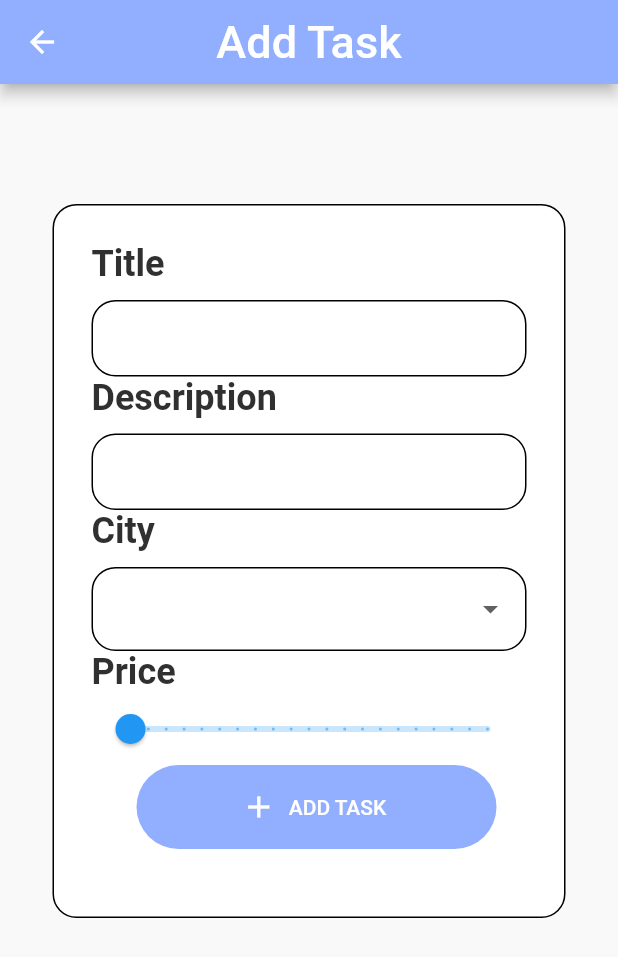
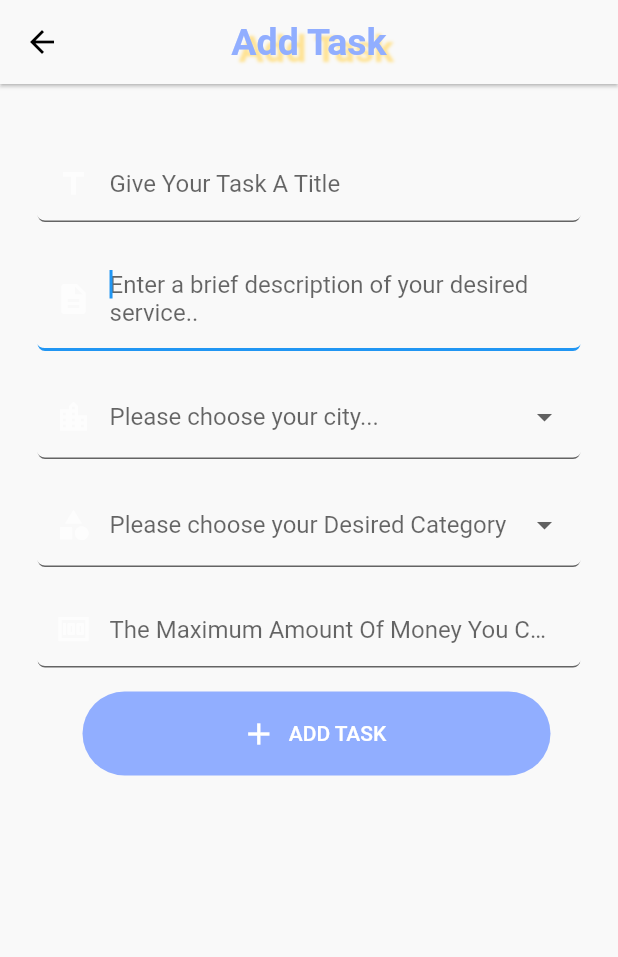
Before and after one commit to fearschism/OUN, a Flutter app: the ServiceRequestPageWidget screen opened directly, after a tap on "Add Task", on a phone screen of 412 x 824 dp. Shown: the top 957 px of the screen. Run offline on Flutter 3.47's test engine with Material 2 defaults, Android fonts, the phone set to English and light mode, and no system bars; our stand-ins replace auto_size_text, cloud_firestore, email_validator, firebase_auth, firebase_core, flutter_bloc and 11 more; missing offline and left inert: dart:html, dart:js_util, profile; accounts and stored records are empty; network calls fail; Roboto replaces fonts that are missing (NatoSansKhmer); key blocks and very long unbroken strings in the code were emptied for the run.

Commit message:
Add Task Page redesign + UI improvements.

```diff
--- a/lib/profile/pages/profile_page.dart
+++ b/lib/profile/pages/profile_page.dart
@@ -32,18 +32,29 @@ class _ProfilePageState extends State<ProfilePage> {
       body: Column(
         children: [
           AppBar(
-            backgroundColor: kPrimaryColor,
+            backgroundColor: kPrimaryLightColor,
+            elevation: 1,
             title: Padding(
                 padding: EdgeInsets.only(bottom: 5),
                 child: Text(
                   'Profile',
                   style: TextStyle(
-                    fontSize: 30,
+                    shadows: <Shadow>[
+                      Shadow(
+                        offset: Offset(5.0, 5.0),
+                        blurRadius: 2.0,
+                        color: ButtonsColors,
+                      ),
+                    ],
+                    color: kPrimaryColor,
+                    fontSize: 25,
                     fontWeight: FontWeight.w900,
                   ),
                 )),
           ),
-          Divider(),
+          const SizedBox(
+            height: defaultPadding,
+          ),
           InkWell(
               onTap: () {
                 navigateSecondPage(EditImagePage());
@@ -93,7 +104,10 @@ class _ProfilePageState extends State<ProfilePage> {
           Padding(
               padding: EdgeInsets.only(bottom: 20, left: 100, right: 100),
               child: ElevatedButton.icon(
-                label: Text('LOGOUT'),
+                label: Text(
+                  'LOGOUT',
+                  style: TextStyle(color: Colors.black),
+                ),
                 onPressed: () {
                   FirebaseAuth.instance.signOut();
 
@@ -104,7 +118,13 @@ class _ProfilePageState extends State<ProfilePage> {
                     (Route<dynamic> route) => false,
                   );
                 },
-                icon: Icon(Icons.exit_to_app),
+                style: ButtonStyle(
+                    backgroundColor:
+                        MaterialStateProperty.all<Color>(ButtonsColors)),
+                icon: Icon(
+                  Icons.exit_to_app,
+                  color: Colors.black,
+                ),
               ))
         ],
       ),
--- a/lib/src/view/screen/NewTask.dart
+++ b/lib/src/view/screen/NewTask.dart
@@ -2,6 +2,7 @@ import 'dart:html';
 
 import 'package:flutter/material.dart';
 import 'package:flutter_auth/constants.dart';
+import 'package:flutter_auth/core/app_style.dart';
 import 'package:flutter_bloc/flutter_bloc.dart';
 import 'package:intl/intl.dart';
 import '../../../common/kimber_theme.dart';
@@ -35,34 +36,42 @@ class _AddTaskState extends State<AddTask> {
 
     return Scaffold(
       appBar: AppBar(
+        iconTheme: IconThemeData(
+          color: Colors.black, // <-- SEE HERE
+        ),
         centerTitle: true,
-        backgroundColor: kPrimaryColor,
+        backgroundColor: kPrimaryLightColor,
+        elevation: 1,
         title: Text(
           'Add Task',
-          style: TextStyle(color: Colors.white, fontSize: 30),
+          style: TextStyle(
+            color: kPrimaryColor,
+            fontSize: 25,
+            fontWeight: FontWeight.bold,
+            shadows: <Shadow>[
+              Shadow(
+                offset: Offset(5.0, 5.0),
+                blurRadius: 2.0,
+                color: ButtonsColors,
+              ),
+            ],
+          ),
         ),
       ),
       backgroundColor: kPrimaryLightColor,
       body: SingleChildScrollView(
         child: Container(
-          margin: EdgeInsets.symmetric(vertical: 80, horizontal: 35),
-          child: Container(
           alignment: Alignment.center,
           decoration: BoxDecoration(
-              color: Colors.white,
-              borderRadius: BorderRadius.circular(16),
-              border: Border.all(color: Colors.black),
+            color: kPrimaryLightColor,
+            borderRadius: BorderRadius.circular(5),
           ),
           padding: EdgeInsets.all(25.0),
           child: Column(
             crossAxisAlignment: CrossAxisAlignment.start,
             children: [
-                Text(
-                  'Title',
-                  style: KimberTheme.title1,
-                ),
               const SizedBox(
-                  height: 10,
+                height: defaultPadding,
               ),
               TextFormField(
                   validator: ((value) {
@@ -73,47 +82,48 @@ class _AddTaskState extends State<AddTask> {
                     }
                   }),
                   decoration: InputDecoration(
-                      fillColor: Colors.white,
-                      enabledBorder: OutlineInputBorder(
-                          borderRadius: BorderRadius.circular(16),
-                          borderSide:
-                              BorderSide(width: 1, color: Colors.black))),
-                ),
-                Text('Description', style: KimberTheme.title1),
+                      prefixIcon: Icon(Icons.title),
+                      prefixIconColor: Colors.white70,
+                      fillColor: kPrimaryLightColor,
+                      border: textFieldStyle,
+                      hintText: "Give Your Task A Title")),
               const SizedBox(
-                  height: 10,
+                height: defaultPadding,
               ),
               TextFormField(
                 validator: ((value) {
                   if (value!.isEmpty) {
-                      return 'Please enter a Description';
+                    return 'Please Fill The Description';
                   } else {
                     return null;
                   }
                 }),
+                autofocus: true,
+                autocorrect: false,
+                keyboardType: TextInputType.multiline,
+                minLines: 1,
+                maxLines: 8,
                 decoration: InputDecoration(
-                      fillColor: Colors.white,
-                      enabledBorder: OutlineInputBorder(
-                          borderRadius: BorderRadius.circular(16),
-                          borderSide:
-                              BorderSide(width: 1, color: Colors.black))),
-                ),
-                Text(
-                  'City',
-                  style: KimberTheme.title1,
+                    prefixIcon: Icon(Icons.description),
+                    prefixIconColor: Colors.white70,
+                    fillColor: kPrimaryLightColor,
+                    border: textFieldStyle,
+                    hintText:
+                        "Enter a brief description of your desired service..",
+                    hintStyle: TextStyle()),
               ),
               const SizedBox(
-                  height: 10,
+                height: defaultPadding,
               ),
               DropdownButtonFormField<String>(
                 decoration: InputDecoration(
-                      fillColor: Colors.white,
-                      enabledBorder: OutlineInputBorder(
-                          borderRadius: BorderRadius.circular(16),
-                          borderSide:
-                              BorderSide(width: 1, color: Colors.black))),
-                  items: <String>['Riyadh', 'Jeddah', 'Dammam']
-                      .map((String value) {
+                    prefixIcon: Icon(Icons.location_city),
+                    prefixIconColor: Colors.white70,
+                    fillColor: kPrimaryLightColor,
+                    border: textFieldStyle,
+                    hintText: "Please choose your city..."),
+                items:
+                    <String>['Riyadh', 'Jeddah', 'Dammam'].map((String value) {
                   return DropdownMenuItem<String>(
                     value: value,
                     child: Text(value),
@@ -121,23 +131,51 @@ class _AddTaskState extends State<AddTask> {
                 }).toList(),
                 onChanged: (_) {},
               ),
-                Text(
-                  'Price',
-                  style: KimberTheme.title1,
+              const SizedBox(
+                height: defaultPadding,
               ),
-                Slider(
-                  value: _currentSliderValue,
-                  max: 1000,
-                  divisions: 20,
-                  label: _currentSliderValue.round().toString(),
-                  onChanged: (double value) {
-                    setState(() {
-                      _currentSliderValue = value;
-                    });
-                  },
-                  onChangeEnd: (value) {
-                    //firebase to save value
-                  },
+              DropdownButtonFormField<String>(
+                decoration: InputDecoration(
+                    prefixIcon: Icon(Icons.category),
+                    prefixIconColor: Colors.white70,
+                    fillColor: kPrimaryLightColor,
+                    border: textFieldStyle,
+                    hintText: "Please choose your Desired Category"),
+                items: <String>[
+                  'maintenance',
+                  'Food',
+                  'Errands',
+                  'Construction',
+                  'Computers and IT',
+                  'Transport',
+                  'Other Tasks'
+                ].map((String value) {
+                  return DropdownMenuItem<String>(
+                    value: value,
+                    child: Text(value),
+                  );
+                }).toList(),
+                onChanged: (_) {},
+              ),
+              const SizedBox(
+                height: defaultPadding,
+              ),
+              TextFormField(
+                  validator: ((value) {
+                    if (value!.isEmpty) {
+                      return 'The Maximum Amount Of Money You Can Pay...';
+                    } else {
+                      return null;
+                    }
+                  }),
+                  decoration: InputDecoration(
+                      prefixIcon: Icon(Icons.money),
+                      prefixIconColor: Colors.white70,
+                      fillColor: kPrimaryLightColor,
+                      border: textFieldStyle,
+                      hintText: "The Maximum Amount Of Money You Can Pay...")),
+              const SizedBox(
+                height: defaultPadding,
               ),
               Center(
                   child: Padding(
@@ -153,7 +191,6 @@ class _AddTaskState extends State<AddTask> {
           ),
         ),
       ),
-      ),
     );
   }
 }
--- a/lib/src/view/screen/cart_screen.dart
+++ b/lib/src/view/screen/cart_screen.dart
@@ -28,14 +28,25 @@ class _ServiceRequestPageWidgetState extends State<ServiceRequestPageWidget> {
     return Scaffold(
       key: scaffoldKey,
       appBar: AppBar(
-        backgroundColor: kPrimaryColor,
+        backgroundColor: kPrimaryLightColor,
         automaticallyImplyLeading: false,
         actions: [],
         centerTitle: true,
-        elevation: 0,
+        elevation: 1,
         title: Text(
           'Tasks',
-          style: TextStyle(color: Colors.white, fontSize: 30),
+          style: TextStyle(
+            color: kPrimaryColor,
+            fontSize: 25,
+            fontWeight: FontWeight.bold,
+            shadows: <Shadow>[
+              Shadow(
+                offset: Offset(5.0, 5.0),
+                blurRadius: 2.0,
+                color: ButtonsColors,
+              ),
+            ],
+          ),
         ),
       ),
       floatingActionButton: FloatingActionButton.extended(
--- a/lib/src/view/screen/home_screen.dart
+++ b/lib/src/view/screen/home_screen.dart
@@ -29,7 +29,7 @@ class HomeScreen extends StatelessWidget {
       bottomNavigationBar: Obx(
         () {
           return BottomNavigationBar(
-            backgroundColor: kPrimaryColor,
+            backgroundColor: kPrimaryColor.withOpacity(0.75),
             unselectedItemColor: Color.fromARGB(255, 99, 99, 99),
             currentIndex: controller.currentBottomNavItemIndex.value,
             showUnselectedLabels: true,
--- a/lib/src/view/screen/office_furniture_list_screen.dart
+++ b/lib/src/view/screen/office_furniture_list_screen.dart
@@ -47,11 +47,12 @@ class OfficeFurnitureListScreen extends StatelessWidget {
                             return Text(
                               "Hello, " +
                                   username.toString() +
-                                  " 🧡"
+                                  " <3"
                                       "\n Welcome to Oun",
                               style: const TextStyle(
                                 fontWeight: FontWeight.bold,
                                 fontSize: 25,
+                                color: Color.fromARGB(255, 114, 147, 244),
                                 shadows: <Shadow>[
                                   Shadow(
                                     offset: Offset(5.0, 5.0),
--- a/lib/src/view/screen/profile_screen.dart
+++ b/lib/src/view/screen/profile_screen.dart
@@ -18,7 +18,8 @@ class _ProfileScreen extends State<ProfileScreen> {
     return Scaffold(
         body: Center(
       child: Profile(
-            imageUrl: "https://images.unsplash.com/photo-1598618356794-eb1720430eb4?ixlib=rb-1.2.1&ixid=MnwxMjA3fDB8MHxwaG90by1wYWdlfHx8fGVufDB8fHx8&auto=format&fit=crop&w=870&q=80",
+        imageUrl:
+            "https://images.unsplash.com/photo-1598618356794-eb1720430eb4?ixlib=rb-1.2.1&ixid=MnwxMjA3fDB8MHxwaG90by1wYWdlfHx8fGVufDB8fHx8&auto=format&fit=crop&w=870&q=80",
         name: "Shamim Miah",
         website: "shamimmiah.com",
         designation: "Project Manager | Flutter & Blockchain Developer",
```
Also changed, not shown: lib/core/app_data.dart (+2 -9 lines). Lines whose indentation alone changed are shown as unchanged.
